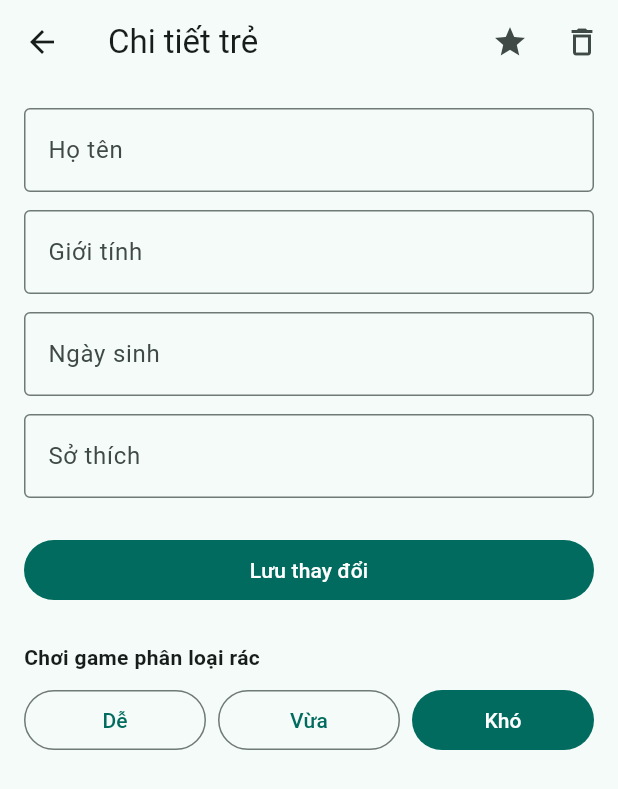
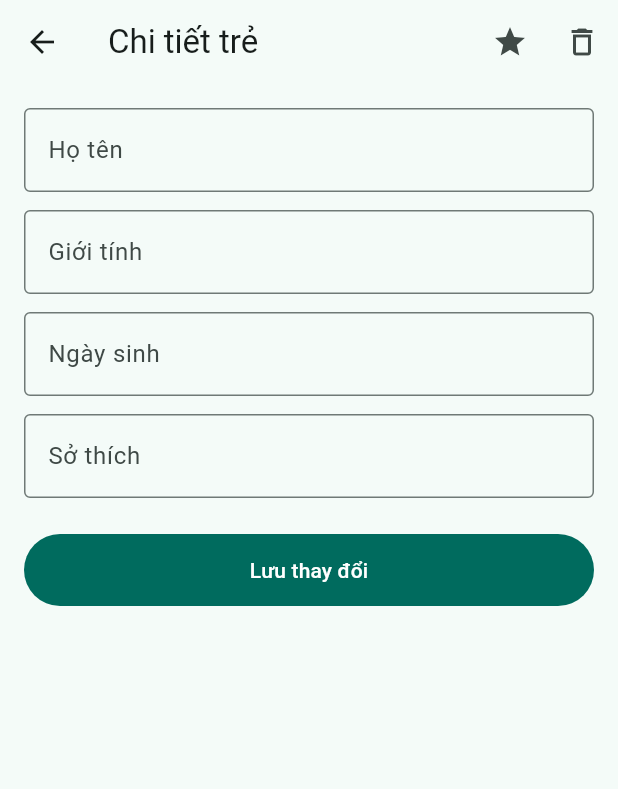
Before and after one commit to tuyen52/ung_dung_giao_duc, a Flutter app: the TreDetailScreen screen opened directly with empty values, on a phone screen of 412 x 824 dp. Shown: the top 789 px of the screen. Run offline on Flutter 3.47's test engine with Material 3 defaults, Android fonts, the phone set to English and light mode, and no system bars; our stand-ins replace audioplayers, firebase_auth, firebase_core, firebase_database, flutter_animate; accounts and stored records are empty.

Commit message:
sửa lỗi chức năng danh sách trẻ

```diff
--- a/lib/screens/tre_detail_screen.dart
+++ b/lib/screens/tre_detail_screen.dart
@@ -3,9 +3,9 @@ import '../models/tre.dart';
 import '../services/tre_service.dart';
 import 'reward_screen.dart';
 
-// game
-import 'package:mobileapp/game/core/types.dart';
-import 'package:mobileapp/game/recycle_sort/recycle_sort_launcher.dart';
+// game (vẫn có thể giữ import nếu bạn muốn dùng lại hàm _startGame ở đâu đó)
+// import 'package:mobileapp/game/core/types.dart';
+// import 'package:mobileapp/game/recycle_sort/recycle_sort_launcher.dart';
 
 class TreDetailScreen extends StatefulWidget {
   final Tre tre;
@@ -78,6 +78,9 @@ class _TreDetailScreenState extends State<TreDetailScreen> {
     }
   }
 
+  // Hàm này giờ sẽ không được dùng đến trong màn hình này nữa,
+  // nhưng bạn có thể giữ lại để dùng ở nơi khác hoặc xóa đi nếu không cần.
+  /*
   void _startGame(GameDifficulty diff) {
     Navigator.push(
       context,
@@ -90,6 +93,7 @@ class _TreDetailScreenState extends State<TreDetailScreen> {
       ),
     );
   }
+  */
 
   @override
   Widget build(BuildContext context) {
@@ -124,35 +128,16 @@ class _TreDetailScreenState extends State<TreDetailScreen> {
           const SizedBox(height: 12),
           FilledButton(
             onPressed: _saving ? null : _save,
-            child: _saving ? const CircularProgressIndicator() : const Text('Lưu thay đổi'),
+            style: FilledButton.styleFrom(minimumSize: const Size.fromHeight(48)),
+            child: _saving
+                ? const SizedBox(
+              height: 24,
+              width: 24,
+              child: CircularProgressIndicator(color: Colors.white, strokeWidth: 3),
+            )
+                : const Text('Lưu thay đổi'),
           ),
-          const SizedBox(height: 24),
-          const Text('Chơi game phân loại rác', style: TextStyle(fontWeight: FontWeight.w700)),
-          const SizedBox(height: 8),
-          Row(
-            children: [
-              Expanded(
-                child: OutlinedButton(
-                  onPressed: () => _startGame(GameDifficulty.easy),
-                  child: const Text('Dễ'),
-                ),
-              ),
-              const SizedBox(width: 8),
-              Expanded(
-                child: OutlinedButton(
-                  onPressed: () => _startGame(GameDifficulty.medium),
-                  child: const Text('Vừa'),
-                ),
-              ),
-              const SizedBox(width: 8),
-              Expanded(
-                child: FilledButton(
-                  onPressed: () => _startGame(GameDifficulty.hard),
-                  child: const Text('Khó'),
-                ),
-              ),
-            ],
-          ),
+          // PHẦN GIAO DIỆN CHƠI GAME ĐÃ ĐƯỢC XÓA BỎ TẠI ĐÂY
         ],
       ),
     );
```
Also changed, not shown: assets/images/background_traffic.jpg (added).
